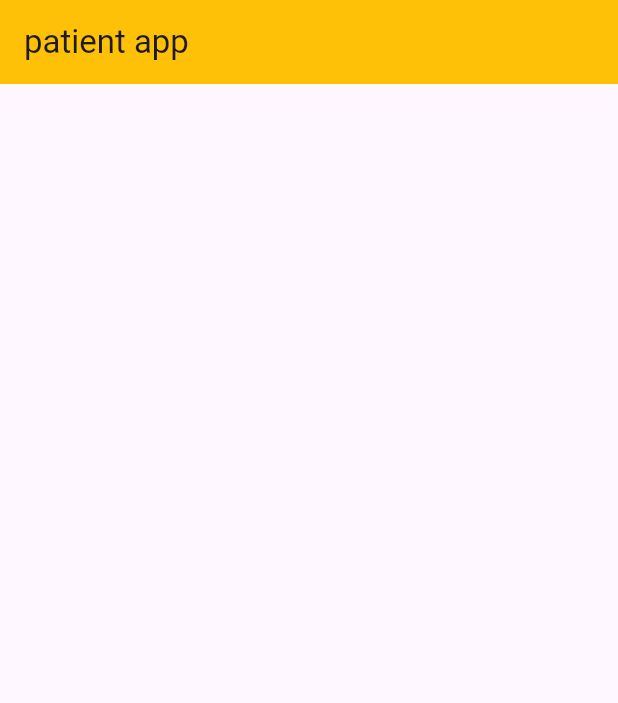
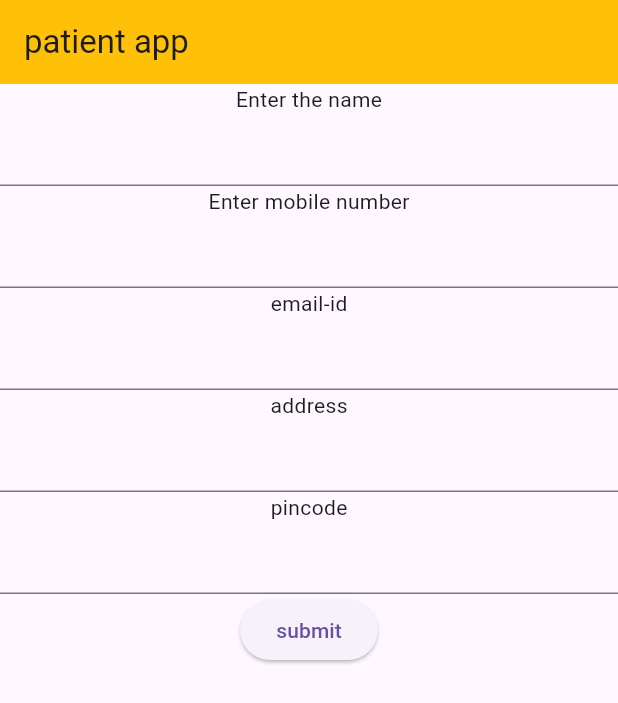
Before and after one commit to Alfiya6282823310/patient-app-flutter, a Flutter app: the screen it shows after launch, on a phone screen of 412 x 824 dp. Shown: the top 703 px of the screen. Run offline on Flutter 3.47's test engine with Material 3 defaults, Android fonts, the phone set to English and light mode, and no system bars.

```diff
--- a/lib/main.dart
+++ b/lib/main.dart
@@ -17,6 +17,24 @@ class Patient extends StatelessWidget {
           title: Text("patient app"),
           backgroundColor: Colors.amber,
         ),
+        body: Container(
+          child: Column(
+            children: [
+              Text("Enter the name"),
+              TextField(),
+              Text("Enter mobile number"),
+              TextField(),
+              Text("email-id"),
+              TextField(),
+              Text("address"),
+              TextField(),
+              Text("pincode"),
+              TextField(),
+              ElevatedButton(onPressed: (){
+              },child: Text("submit"))
+            ],
+          ),
+        ),
       ),
     );
   }
```
